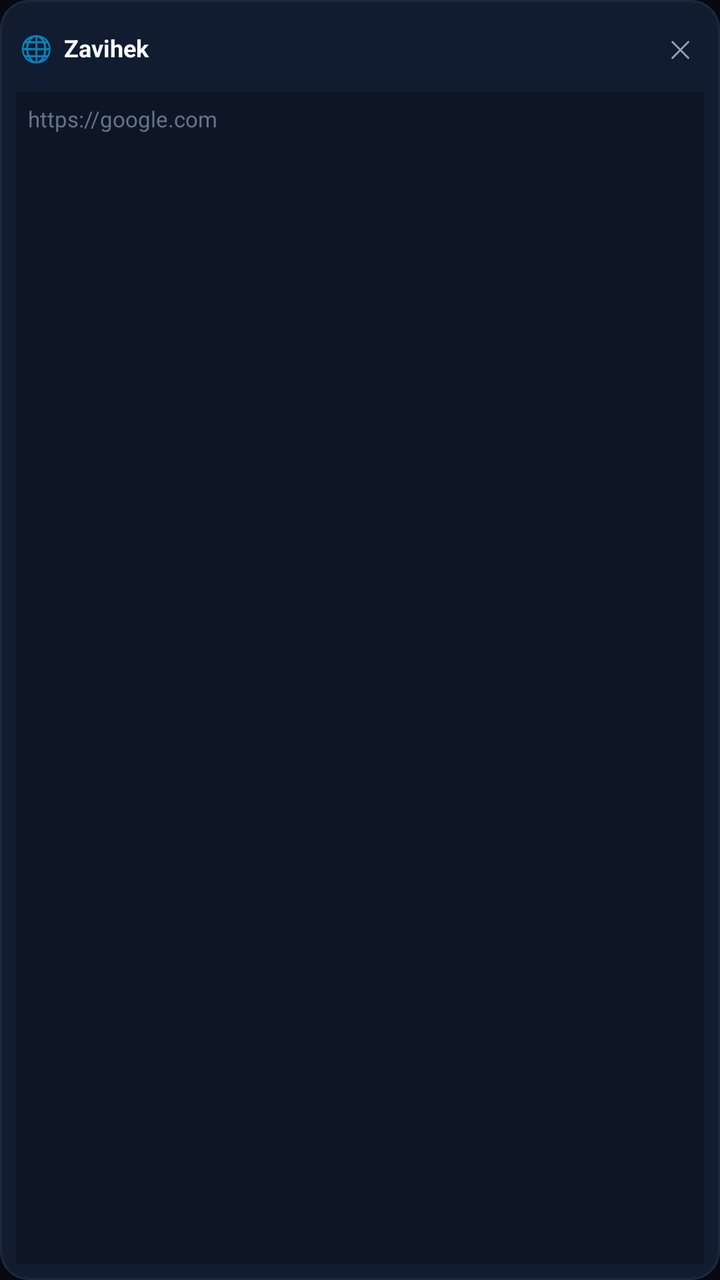
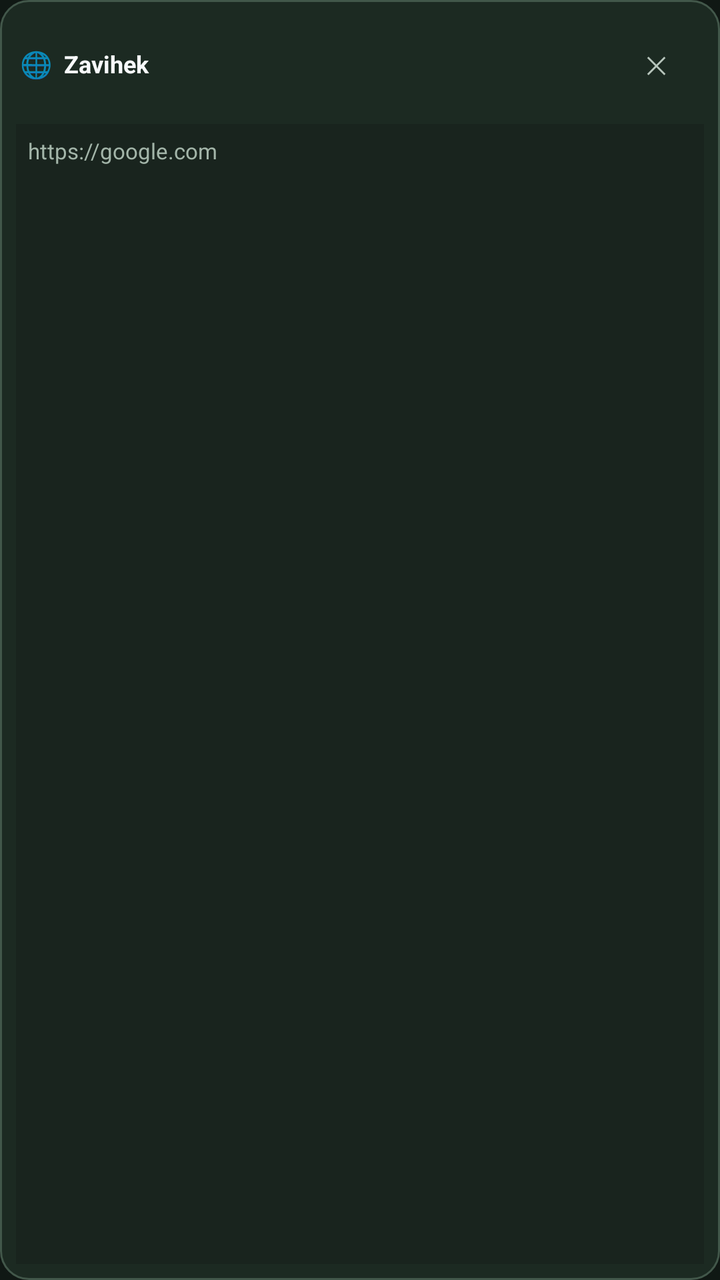

An Android layout rendered at two revisions. The XML below is the earlier revision; the diff shows what the commit changed to produce the second picture.
<!-- AndroidManifest.xml: application theme AppTheme -->
<!-- res/layout/item_tab_card.xml -->
<?xml version="1.0" encoding="utf-8"?>
<RelativeLayout xmlns:android="http://schemas.android.com/apk/res/android"
    android:id="@+id/tabCardRoot"
    android:layout_width="match_parent"
    android:layout_height="180dp"
    android:background="@drawable/bg_tab_card"
    android:padding="8dp">

    
    <LinearLayout
        android:id="@+id/tabHeader"
        android:layout_width="match_parent"
        android:layout_height="32dp"
        android:layout_alignParentTop="true"
        android:gravity="center_vertical"
        android:orientation="horizontal">

        <TextView
            android:id="@+id/tvTabFavicon"
            android:layout_width="20dp"
            android:layout_height="20dp"
            android:text="🌐"
            android:textSize="13sp"
            android:gravity="center" />

        <TextView
            android:id="@+id/tvTabTitle"
            android:layout_width="0dp"
            android:layout_height="wrap_content"
            android:layout_weight="1"
            android:layout_marginStart="4dp"
            android:layout_marginEnd="4dp"
            android:ellipsize="end"
            android:singleLine="true"
            android:text="Zavihek"
            android:textColor="@color/text_primary"
            android:textSize="12sp"
            android:textStyle="bold" />

        <TextView
            android:id="@+id/btnTabClose"
            android:layout_width="24dp"
            android:layout_height="24dp"
            android:background="@drawable/bg_mobile_icon_button"
            android:gravity="center"
            android:text="✕"
            android:textColor="@color/text_secondary"
            android:textSize="12sp" />
    </LinearLayout>

    
    <FrameLayout
        android:id="@+id/tabPreviewContainer"
        android:layout_width="match_parent"
        android:layout_height="match_parent"
        android:layout_below="@id/tabHeader"
        android:layout_marginTop="6dp"
        android:background="@color/bg_secondary"
        android:padding="6dp">

        <TextView
            android:id="@+id/tvTabUrl"
            android:layout_width="match_parent"
            android:layout_height="wrap_content"
            android:layout_gravity="top"
            android:ellipsize="end"
            android:maxLines="2"
            android:text="https://google.com"
            android:textColor="@color/text_dim"
            android:textSize="11sp" />

        <TextView
            android:id="@+id/tvActiveBadge"
            android:layout_width="wrap_content"
            android:layout_height="wrap_content"
            android:layout_gravity="bottom|end"
            android:background="@drawable/bg_mobile_omnibox"
            android:paddingHorizontal="6dp"
            android:paddingVertical="2dp"
            android:text="AKTIVEN"
            android:textColor="@color/accent_cyan"
            android:textSize="9sp"
            android:textStyle="bold"
            android:visibility="gone" />
    </FrameLayout>

</RelativeLayout>
<!-- resources referenced by this layout -->
<resources>
  <color name="accent_cyan">#00D2FF</color>
  <color name="bg_secondary">#0E1626</color>
  <color name="text_dim">#64748B</color>
  <color name="text_primary">#F8FAFC</color>
  <color name="text_secondary">#94A3B8</color>
  <!-- drawable bg_mobile_icon_button (drawable) -->
  <?xml version="1.0" encoding="utf-8"?>
  <ripple xmlns:android="http://schemas.android.com/apk/res/android"
      android:color="@color/ripple_color">
      <item>
          <selector>
              <item android:state_pressed="true">
                  <shape android:shape="oval">
                      <solid android:color="@color/bg_secondary" />
                  </shape>
              </item>
              <item>
                  <shape android:shape="oval">
                      <solid android:color="@android:color/transparent" />
                  </shape>
              </item>
          </selector>
      </item>
  </ripple>
  <!-- drawable bg_mobile_omnibox (drawable) -->
  <?xml version="1.0" encoding="utf-8"?>
  <selector xmlns:android="http://schemas.android.com/apk/res/android">
      <item android:state_focused="true">
          <shape android:shape="rectangle">
              <solid android:color="@color/bg_omnibox_focus" />
              <stroke android:width="2dp" android:color="@color/border_omnibox_focus" />
              <corners android:radius="24dp" />
          </shape>
      </item>
      <item>
          <shape android:shape="rectangle">
              <solid android:color="@color/bg_omnibox" />
              <stroke android:width="1dp" android:color="@color/border_omnibox" />
              <corners android:radius="24dp" />
          </shape>
      </item>
  </selector>
  <!-- drawable bg_tab_card (drawable) -->
  <?xml version="1.0" encoding="utf-8"?>
  <shape xmlns:android="http://schemas.android.com/apk/res/android"
      android:shape="rectangle">
      <solid android:color="@color/bg_card" />
      <stroke android:width="1dp" android:color="@color/border_omnibox" />
      <corners android:radius="14dp" />
  </shape>
  <style name="AppTheme" parent="@android:style/Theme.Material.NoActionBar">
          <item name="android:windowBackground">@color/bg_primary</item>
          <item name="android:colorBackground">@color/bg_primary</item>
          <item name="android:colorPrimary">@color/bg_primary</item>
          <item name="android:colorPrimaryDark">@color/bg_pure_black</item>
          <item name="android:colorAccent">@color/accent_cyan</item>
          <item name="android:statusBarColor">@color/bg_primary</item>
          <item name="android:navigationBarColor">@color/bg_pure_black</item>
          <item name="android:windowLightStatusBar">false</item>
          <item name="android:windowLightNavigationBar">false</item>
      </style>
  <color name="ripple_color">#2600D2FF</color>
  <color name="bg_omnibox_focus">#182640</color>
  <color name="border_omnibox_focus">#00D2FF</color>
  <color name="bg_omnibox">#131D31</color>
  <color name="border_omnibox">#1E293B</color>
  <color name="bg_card">#111C30</color>
  <color name="bg_primary">#06090F</color>
  <color name="bg_pure_black">#000000</color>
</resources>

<!-- the commit's change to res/layout/item_tab_card.xml (unified diff, before → after) -->
@@ -10,7 +10,7 @@
     <LinearLayout
         android:id="@+id/tabHeader"
         android:layout_width="match_parent"
-        android:layout_height="32dp"
+        android:layout_height="48dp"
         android:layout_alignParentTop="true"
         android:gravity="center_vertical"
         android:orientation="horizontal">
@@ -38,9 +38,9 @@
             android:textStyle="bold" />
 
         <TextView
-            android:id="@+id/btnTabClose"
-            android:layout_width="24dp"
-            android:layout_height="24dp"
+            android:id="@+id/btnTabClose" android:focusable="true" android:contentDescription="@string/btn_close"
+            android:layout_width="48dp"
+            android:layout_height="48dp"
             android:background="@drawable/bg_mobile_icon_button"
             android:gravity="center"
             android:text="✕"
<!-- resource entries referenced after the edit -->
@@ -1,10 +1,10 @@
 <!-- resources referenced by this layout -->
 <resources>
-  <color name="accent_cyan">#00D2FF</color>
-  <color name="bg_secondary">#0E1626</color>
-  <color name="text_dim">#64748B</color>
+  <color name="accent_cyan">#9BD478</color>
+  <color name="bg_secondary">#19241E</color>
+  <color name="text_dim">#A3B5A9</color>
   <color name="text_primary">#F8FAFC</color>
-  <color name="text_secondary">#94A3B8</color>
+  <color name="text_secondary">#B7C5BC</color>
   <!-- drawable bg_mobile_icon_button (drawable) -->
   <?xml version="1.0" encoding="utf-8"?>
   <ripple xmlns:android="http://schemas.android.com/apk/res/android"
@@ -27,7 +27,7 @@
   <!-- drawable bg_mobile_omnibox (drawable) -->
   <?xml version="1.0" encoding="utf-8"?>
   <selector xmlns:android="http://schemas.android.com/apk/res/android">
-      <item android:state_focused="true">
+      <item android:state_activated="true">
           <shape android:shape="rectangle">
               <solid android:color="@color/bg_omnibox_focus" />
               <stroke android:width="2dp" android:color="@color/border_omnibox_focus" />
@@ -50,6 +50,7 @@
       <stroke android:width="1dp" android:color="@color/border_omnibox" />
       <corners android:radius="14dp" />
   </shape>
+  <string name="btn_close">Close</string>
   <style name="AppTheme" parent="@android:style/Theme.Material.NoActionBar">
           <item name="android:windowBackground">@color/bg_primary</item>
           <item name="android:colorBackground">@color/bg_primary</item>
@@ -61,13 +62,13 @@
           <item name="android:windowLightStatusBar">false</item>
           <item name="android:windowLightNavigationBar">false</item>
       </style>
-  <color name="ripple_color">#2600D2FF</color>
-  <color name="bg_omnibox_focus">#182640</color>
-  <color name="border_omnibox_focus">#00D2FF</color>
-  <color name="bg_omnibox">#131D31</color>
-  <color name="border_omnibox">#1E293B</color>
-  <color name="bg_card">#111C30</color>
-  <color name="bg_primary">#06090F</color>
+  <color name="ripple_color">#269BD478</color>
+  <color name="bg_omnibox_focus">#263D2C</color>
+  <color name="border_omnibox_focus">#9BD478</color>
+  <color name="bg_omnibox">#1C2A22</color>
+  <color name="border_omnibox">#42574A</color>
+  <color name="bg_card">#1C2A22</color>
+  <color name="bg_primary">#101814</color>
   <color name="bg_pure_black">#000000</color>
 </resources>
 
